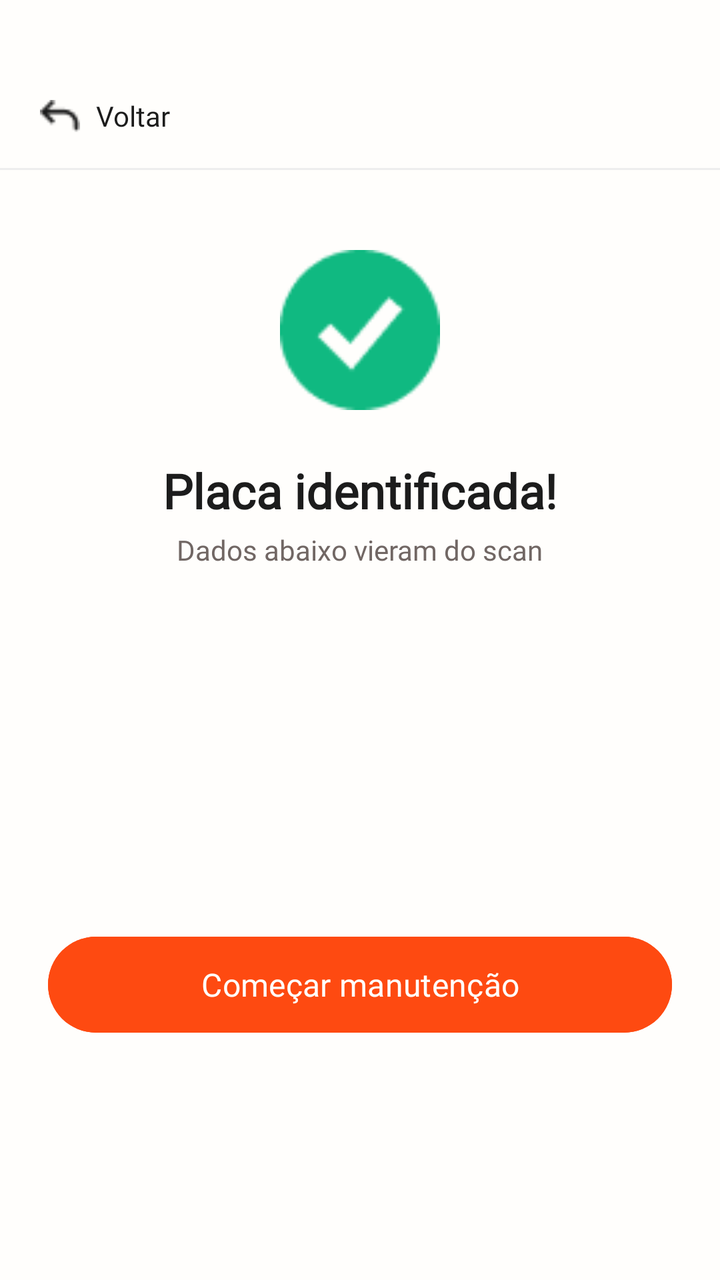
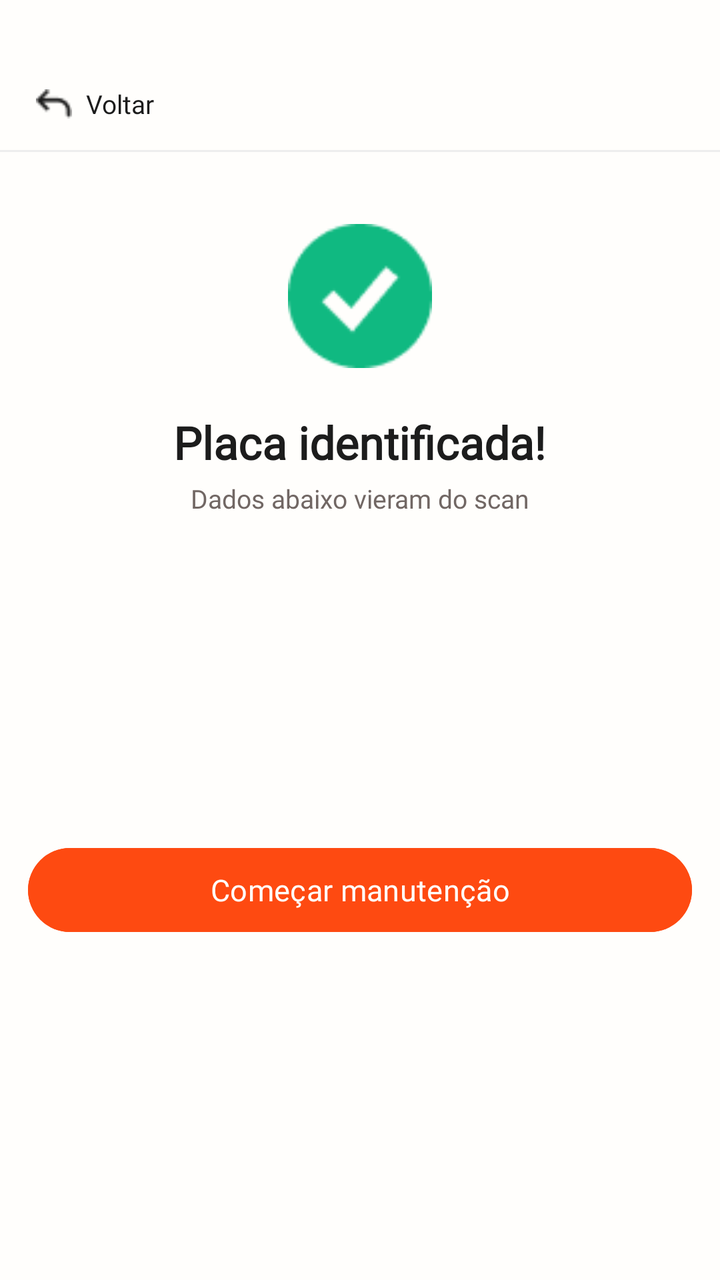

Compare the two renders of this Android layout. The source of the first and the diff that turns it into the second are given below.
<!-- AndroidManifest.xml: application theme Theme.ApolloMobile -->
<!-- res/layout/activity_maintenance_identified.xml -->
<?xml version="1.0" encoding="utf-8"?>
<androidx.constraintlayout.widget.ConstraintLayout
    xmlns:android="http://schemas.android.com/apk/res/android"
    xmlns:app="http://schemas.android.com/apk/res-auto"
    xmlns:tools="http://schemas.android.com/tools"
    android:layout_width="match_parent"
    android:layout_height="match_parent"
    android:background="@color/neutral_white">

    
    <LinearLayout
        android:id="@+id/btnBack"
        android:layout_width="wrap_content"
        android:layout_height="wrap_content"
        android:layout_marginStart="20dp"
        android:layout_marginTop="48dp"
        android:clickable="true"
        android:focusable="true"
        android:gravity="center_vertical"
        android:orientation="horizontal"
        app:layout_constraintStart_toStartOf="parent"
        app:layout_constraintTop_toTopOf="parent">

        <ImageView
            android:layout_width="20dp"
            android:layout_height="20dp"
            android:src="@drawable/ic_arrow_back"
            app:tint="@color/neutral_black" />

        <TextView
            style="@style/apollo_label3"
            android:layout_width="wrap_content"
            android:layout_height="wrap_content"
            android:layout_marginStart="8dp"
            android:text="@string/service_orders_back"
            android:textColor="@color/neutral_black" />
    </LinearLayout>

    <View
        android:id="@+id/headerDivider"
        android:layout_width="match_parent"
        android:layout_height="1dp"
        android:layout_marginTop="16dp"
        android:background="#EEEEEE"
        app:layout_constraintTop_toBottomOf="@id/btnBack" />

    <androidx.core.widget.NestedScrollView
        android:layout_width="match_parent"
        android:layout_height="0dp"
        android:fillViewport="true"
        app:layout_constraintBottom_toBottomOf="parent"
        app:layout_constraintTop_toBottomOf="@id/headerDivider">

        <LinearLayout
            android:layout_width="match_parent"
            android:layout_height="wrap_content"
            android:gravity="center_horizontal"
            android:orientation="vertical"
            android:paddingHorizontal="24dp"
            android:paddingTop="40dp"
            android:paddingBottom="40dp">

            
            <ImageView
                android:id="@+id/ivSuccessIcon"
                android:layout_width="80dp"
                android:layout_height="80dp"
                android:src="@drawable/ic_check_green" />

            <TextView
                android:id="@+id/tvTitle"
                style="@style/apollo_h5"
                android:layout_width="wrap_content"
                android:layout_height="wrap_content"
                android:layout_marginTop="24dp"
                android:text="@string/maintenance_identified_title"
                android:textColor="@color/neutral_black"
                android:textStyle="bold" />

            <TextView
                android:id="@+id/tvSubtitle"
                style="@style/apollo_body3"
                android:layout_width="wrap_content"
                android:layout_height="wrap_content"
                android:layout_marginTop="4dp"
                android:text="@string/maintenance_identified_subtitle"
                android:textColor="@color/neutral_gray" />

            
            <LinearLayout
                android:layout_width="match_parent"
                android:layout_height="wrap_content"
                android:layout_marginTop="40dp"
                android:orientation="vertical">

                <RelativeLayout
                    android:layout_width="match_parent"
                    android:layout_height="wrap_content"
                    android:paddingVertical="10dp">
                    <TextView style="@style/apollo_label3" android:text="@string/os_details_label_inverter" android:textColor="@color/neutral_gray" />
                    <TextView style="@style/apollo_label3" android:layout_alignParentRight="true" android:text="Inversor 01 / ITJ-LIM-001" android:textColor="@color/neutral_black" />
                </RelativeLayout>

                <RelativeLayout
                    android:layout_width="match_parent"
                    android:layout_height="wrap_content"
                    android:paddingVertical="10dp">
                    <TextView style="@style/apollo_label3" android:text="@string/os_details_label_position" android:textColor="@color/neutral_gray" />
                    <TextView style="@style/apollo_label3" android:layout_alignParentRight="true" android:text="14" android:textColor="@color/neutral_black" />
                </RelativeLayout>

                <RelativeLayout
                    android:layout_width="match_parent"
                    android:layout_height="wrap_content"
                    android:paddingVertical="10dp">
                    <TextView style="@style/apollo_label3" android:text="@string/os_details_label_serial" android:textColor="@color/neutral_gray" />
                    <TextView style="@style/apollo_label3" android:layout_alignParentRight="true" android:text="CS-2024-00765" android:textColor="@color/neutral_black" />
                </RelativeLayout>

                <RelativeLayout
                    android:layout_width="match_parent"
                    android:layout_height="wrap_content"
                    android:paddingVertical="10dp">
                    <TextView style="@style/apollo_label3" android:text="@string/maintenance_identified_label_model" android:textColor="@color/neutral_gray" />
                    <TextView style="@style/apollo_label3" android:layout_alignParentRight="true" android:text="Canadian CS3W-410P" android:textColor="@color/neutral_black" />
                </RelativeLayout>

                <RelativeLayout
                    android:layout_width="match_parent"
                    android:layout_height="wrap_content"
                    android:paddingVertical="10dp">
                    <TextView style="@style/apollo_label3" android:text="@string/maintenance_identified_label_efficiency" android:textColor="@color/neutral_gray" />
                    <TextView style="@style/apollo_label3" android:layout_alignParentRight="true" android:text="82%" android:textColor="@color/neutral_black" />
                </RelativeLayout>

            </LinearLayout>

            <Button
                android:id="@+id/btnStartMaintenance"
                style="@style/apollo_label2"
                android:layout_width="match_parent"
                android:layout_height="56dp"
                android:layout_marginTop="40dp"
                android:backgroundTint="@color/secondary_three"
                android:text="@string/maintenance_identified_btn_start"
                android:textAllCaps="false"
                android:textColor="@color/neutral_white"
                app:cornerRadius="28dp" />

        </LinearLayout>

    </androidx.core.widget.NestedScrollView>

</androidx.constraintlayout.widget.ConstraintLayout>
<!-- resources referenced by this layout -->
<resources>
  <color name="neutral_black">#1C1C1C</color>
  <color name="neutral_gray">#716764</color>
  <color name="neutral_white">#FFFEFC</color>
  <color name="secondary_three">#FE4A11</color>
  <!-- drawable ic_arrow_back: png bitmap (drawable, 394 bytes) -->
  <!-- drawable ic_check_green: png bitmap (drawable, 1304 bytes) -->
  <string name="maintenance_identified_btn_start">Começar manutenção</string>
  <string name="maintenance_identified_label_efficiency">Eficiência</string>
  <string name="maintenance_identified_label_model">Modelo</string>
  <string name="maintenance_identified_subtitle">Dados abaixo vieram do scan</string>
  <string name="maintenance_identified_title">Placa identificada!</string>
  <string name="os_details_label_inverter">Inversor / String</string>
  <string name="os_details_label_position">Posição</string>
  <string name="os_details_label_serial">Número de série</string>
  <string name="service_orders_back">Voltar</string>
  <style name="apollo_body3" parent="apollo_text_base">
          <item name="android:fontFamily">@font/manrope_regular</item>
          <item name="android:textSize">14sp</item>
      </style>
  <style name="apollo_h5" parent="apollo_text_base">
          <item name="android:fontFamily">@font/plusjakartasans_bold</item>
          <item name="android:textSize">24sp</item>
      </style>
  <style name="apollo_label2" parent="apollo_text_base">
          <item name="android:fontFamily">@font/manrope_bold</item>
          <item name="android:textSize">16sp</item>
      </style>
  <style name="apollo_label3" parent="apollo_text_base">
          <item name="android:fontFamily">@font/manrope_bold</item>
          <item name="android:textSize">14sp</item>
      </style>
  <style name="Theme.ApolloMobile" parent="Base.Theme.ApolloMobile" />
  <style name="apollo_text_base">
          <item name="android:textColor">@color/neutral_black</item>
      </style>
  <style name="Base.Theme.ApolloMobile" parent="Theme.Material3.DayNight.NoActionBar">
          
          <item name="colorPrimary">@color/secondary_three</item>
          <item name="android:statusBarColor">@color/secondary_three</item>
          <item name="android:windowLightStatusBar">false</item>
      </style>
</resources>

<!-- the commit's change to res/layout/activity_maintenance_identified.xml (unified diff, before → after) -->
@@ -12,8 +12,8 @@
         android:id="@+id/btnBack"
         android:layout_width="wrap_content"
         android:layout_height="wrap_content"
-        android:layout_marginStart="20dp"
-        android:layout_marginTop="48dp"
+        android:layout_marginStart="@dimen/space_20"
+        android:layout_marginTop="@dimen/space_48"
         android:clickable="true"
         android:focusable="true"
         android:gravity="center_vertical"
@@ -22,8 +22,8 @@
         app:layout_constraintTop_toTopOf="parent">
 
         <ImageView
-            android:layout_width="20dp"
-            android:layout_height="20dp"
+            android:layout_width="@dimen/space_20"
+            android:layout_height="@dimen/space_20"
             android:src="@drawable/ic_arrow_back"
             app:tint="@color/neutral_black" />
 
@@ -31,7 +31,7 @@
             style="@style/apollo_label3"
             android:layout_width="wrap_content"
             android:layout_height="wrap_content"
-            android:layout_marginStart="8dp"
+            android:layout_marginStart="@dimen/space_8"
             android:text="@string/service_orders_back"
             android:textColor="@color/neutral_black" />
     </LinearLayout>
@@ -40,7 +40,7 @@
         android:id="@+id/headerDivider"
         android:layout_width="match_parent"
         android:layout_height="1dp"
-        android:layout_marginTop="16dp"
+        android:layout_marginTop="@dimen/space_16"
         android:background="#EEEEEE"
         app:layout_constraintTop_toBottomOf="@id/btnBack" />
 
@@ -56,15 +56,15 @@
             android:layout_height="wrap_content"
             android:gravity="center_horizontal"
             android:orientation="vertical"
-            android:paddingHorizontal="24dp"
-            android:paddingTop="40dp"
-            android:paddingBottom="40dp">
+        android:paddingHorizontal="@dimen/screen_horizontal_padding"
+            android:paddingTop="@dimen/space_40"
+            android:paddingBottom="@dimen/space_40">
 
             
             <ImageView
                 android:id="@+id/ivSuccessIcon"
-                android:layout_width="80dp"
-                android:layout_height="80dp"
+                android:layout_width="@dimen/space_80"
+                android:layout_height="@dimen/space_80"
                 android:src="@drawable/ic_check_green" />
 
             <TextView
@@ -72,7 +72,7 @@
                 style="@style/apollo_h5"
                 android:layout_width="wrap_content"
                 android:layout_height="wrap_content"
-                android:layout_marginTop="24dp"
+                android:layout_marginTop="@dimen/space_24"
                 android:text="@string/maintenance_identified_title"
                 android:textColor="@color/neutral_black"
                 android:textStyle="bold" />
@@ -82,7 +82,7 @@
                 style="@style/apollo_body3"
                 android:layout_width="wrap_content"
                 android:layout_height="wrap_content"
-                android:layout_marginTop="4dp"
+                android:layout_marginTop="@dimen/space_4"
                 android:text="@string/maintenance_identified_subtitle"
                 android:textColor="@color/neutral_gray" />
 
@@ -90,13 +90,13 @@
             <LinearLayout
                 android:layout_width="match_parent"
                 android:layout_height="wrap_content"
-                android:layout_marginTop="40dp"
+                android:layout_marginTop="@dimen/space_40"
                 android:orientation="vertical">
 
                 <RelativeLayout
                     android:layout_width="match_parent"
                     android:layout_height="wrap_content"
-                    android:paddingVertical="10dp">
+                    android:paddingVertical="@dimen/space_10">
                     <TextView style="@style/apollo_label3" android:text="@string/os_details_label_inverter" android:textColor="@color/neutral_gray" />
                     <TextView style="@style/apollo_label3" android:layout_alignParentRight="true" android:text="Inversor 01 / ITJ-LIM-001" android:textColor="@color/neutral_black" />
                 </RelativeLayout>
@@ -104,7 +104,7 @@
                 <RelativeLayout
                     android:layout_width="match_parent"
                     android:layout_height="wrap_content"
-                    android:paddingVertical="10dp">
+                    android:paddingVertical="@dimen/space_10">
                     <TextView style="@style/apollo_label3" android:text="@string/os_details_label_position" android:textColor="@color/neutral_gray" />
                     <TextView style="@style/apollo_label3" android:layout_alignParentRight="true" android:text="14" android:textColor="@color/neutral_black" />
                 </RelativeLayout>
@@ -112,7 +112,7 @@
                 <RelativeLayout
                     android:layout_width="match_parent"
                     android:layout_height="wrap_content"
-                    android:paddingVertical="10dp">
+                    android:paddingVertical="@dimen/space_10">
                     <TextView style="@style/apollo_label3" android:text="@string/os_details_label_serial" android:textColor="@color/neutral_gray" />
                     <TextView style="@style/apollo_label3" android:layout_alignParentRight="true" android:text="CS-2024-00765" android:textColor="@color/neutral_black" />
                 </RelativeLayout>
@@ -120,7 +120,7 @@
                 <RelativeLayout
                     android:layout_width="match_parent"
                     android:layout_height="wrap_content"
-                    android:paddingVertical="10dp">
+                    android:paddingVertical="@dimen/space_10">
                     <TextView style="@style/apollo_label3" android:text="@string/maintenance_identified_label_model" android:textColor="@color/neutral_gray" />
                     <TextView style="@style/apollo_label3" android:layout_alignParentRight="true" android:text="Canadian CS3W-410P" android:textColor="@color/neutral_black" />
                 </RelativeLayout>
@@ -128,7 +128,7 @@
                 <RelativeLayout
                     android:layout_width="match_parent"
                     android:layout_height="wrap_content"
-                    android:paddingVertical="10dp">
+                    android:paddingVertical="@dimen/space_10">
                     <TextView style="@style/apollo_label3" android:text="@string/maintenance_identified_label_efficiency" android:textColor="@color/neutral_gray" />
                     <TextView style="@style/apollo_label3" android:layout_alignParentRight="true" android:text="82%" android:textColor="@color/neutral_black" />
                 </RelativeLayout>
@@ -139,13 +139,13 @@
                 android:id="@+id/btnStartMaintenance"
                 style="@style/apollo_label2"
                 android:layout_width="match_parent"
-                android:layout_height="56dp"
-                android:layout_marginTop="40dp"
+                android:layout_height="@dimen/space_56"
+                android:layout_marginTop="@dimen/space_40"
                 android:backgroundTint="@color/secondary_three"
                 android:text="@string/maintenance_identified_btn_start"
                 android:textAllCaps="false"
                 android:textColor="@color/neutral_white"
-                app:cornerRadius="28dp" />
+                app:cornerRadius="@dimen/space_28" />
 
         </LinearLayout>
 
<!-- resource entries referenced after the edit -->
@@ -4,6 +4,18 @@
   <color name="neutral_gray">#716764</color>
   <color name="neutral_white">#FFFEFC</color>
   <color name="secondary_three">#FE4A11</color>
+  <dimen name="screen_horizontal_padding">13dp</dimen>
+  <dimen name="space_10">8dp</dimen>
+  <dimen name="space_16">13dp</dimen>
+  <dimen name="space_20">16dp</dimen>
+  <dimen name="space_24">19dp</dimen>
+  <dimen name="space_28">22dp</dimen>
+  <dimen name="space_4">3dp</dimen>
+  <dimen name="space_40">32dp</dimen>
+  <dimen name="space_48">38dp</dimen>
+  <dimen name="space_56">45dp</dimen>
+  <dimen name="space_8">6dp</dimen>
+  <dimen name="space_80">64dp</dimen>
   <!-- drawable ic_arrow_back: png bitmap (drawable, 394 bytes) -->
   <!-- drawable ic_check_green: png bitmap (drawable, 1304 bytes) -->
   <string name="maintenance_identified_btn_start">Começar manutenção</string>
@@ -17,24 +29,27 @@
   <string name="service_orders_back">Voltar</string>
   <style name="apollo_body3" parent="apollo_text_base">
           <item name="android:fontFamily">@font/manrope_regular</item>
-          <item name="android:textSize">14sp</item>
+          <item name="android:textSize">@dimen/text_14</item>
       </style>
   <style name="apollo_h5" parent="apollo_text_base">
           <item name="android:fontFamily">@font/plusjakartasans_bold</item>
-          <item name="android:textSize">24sp</item>
+          <item name="android:textSize">@dimen/text_24</item>
       </style>
   <style name="apollo_label2" parent="apollo_text_base">
           <item name="android:fontFamily">@font/manrope_bold</item>
-          <item name="android:textSize">16sp</item>
+          <item name="android:textSize">@dimen/text_16</item>
       </style>
   <style name="apollo_label3" parent="apollo_text_base">
           <item name="android:fontFamily">@font/manrope_bold</item>
-          <item name="android:textSize">14sp</item>
+          <item name="android:textSize">@dimen/text_14</item>
       </style>
   <style name="Theme.ApolloMobile" parent="Base.Theme.ApolloMobile" />
   <style name="apollo_text_base">
           <item name="android:textColor">@color/neutral_black</item>
       </style>
+  <dimen name="text_14">12.5sp</dimen>
+  <dimen name="text_24">21sp</dimen>
+  <dimen name="text_16">14sp</dimen>
   <style name="Base.Theme.ApolloMobile" parent="Theme.Material3.DayNight.NoActionBar">
           
           <item name="colorPrimary">@color/secondary_three</item>
